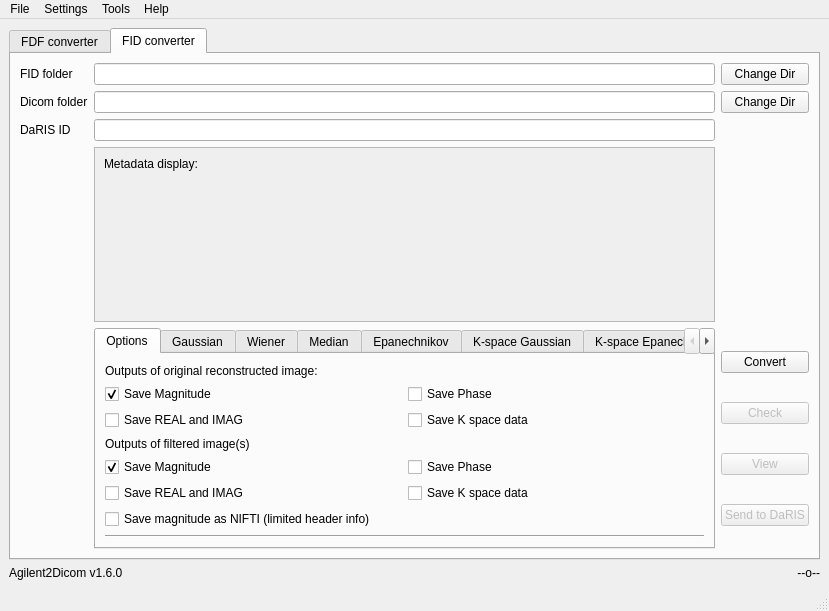
Above: Agilent2DicomQt.ui from maeager/Agilent2Dicom before the change. Below: the same form after it.
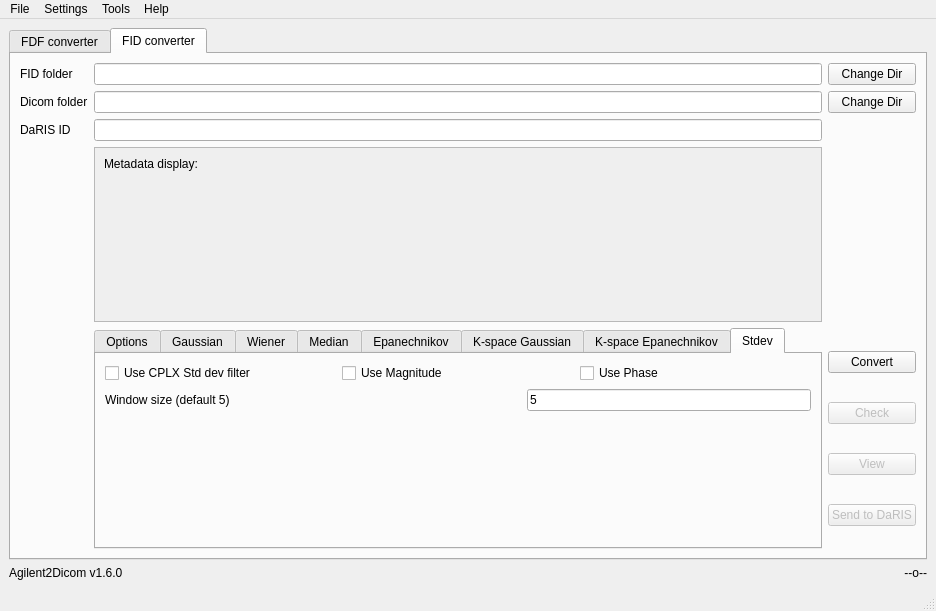
That is the form after the change. The open tabs and pages were chosen to show the change.

Commit message: Implement standard deviation filter in shell, python and GUI scripts

```diff
--- a/Agilent2DicomQt.ui
+++ b/Agilent2DicomQt.ui
@@ -6,7 +6,7 @@
    <rect>
     <x>0</x>
     <y>0</y>
-    <width>829</width>
+    <width>936</width>
     <height>611</height>
    </rect>
   </property>
@@ -1624,6 +1624,99 @@
                     </item>
                    </layout>
                   </item>
+                  <item>
+                   <spacer name="verticalSpacer_5">
+                    <property name="orientation">
+                     <enum>Qt::Vertical</enum>
+                    </property>
+                    <property name="sizeHint" stdset="0">
+                     <size>
+                      <width>20</width>
+                      <height>40</height>
+                     </size>
+                    </property>
+                   </spacer>
+                  </item>
+                 </layout>
+                </item>
+               </layout>
+              </widget>
+              <widget class="QWidget" name="tab_6">
+               <attribute name="title">
+                <string>Stdev</string>
+               </attribute>
+               <layout class="QVBoxLayout" name="verticalLayout_11">
+                <item>
+                 <layout class="QGridLayout" name="gridLayout">
+                  <item row="0" column="0">
+                   <layout class="QHBoxLayout" name="horizontalLayout_10">
+                    <item>
+                     <widget class="QCheckBox" name="checkBox_stdev_cplx">
+                      <property name="text">
+                       <string>Use CPLX Std dev filter</string>
+                      </property>
+                     </widget>
+                    </item>
+                    <item>
+                     <widget class="QCheckBox" name="checkBox_stdev_magn">
+                      <property name="text">
+                       <string>Use Magnitude</string>
+                      </property>
+                     </widget>
+                    </item>
+                    <item>
+                     <widget class="QCheckBox" name="checkBox_stdev_phase">
+                      <property name="text">
+                       <string>Use Phase</string>
+                      </property>
+                     </widget>
+                    </item>
+                   </layout>
+                  </item>
+                  <item row="1" column="0">
+                   <layout class="QHBoxLayout" name="horizontalLayout_11">
+                    <item>
+                     <widget class="QLabel" name="stdev_window_size">
+                      <property name="text">
+                       <string>Window size (default 5)  </string>
+                      </property>
+                     </widget>
+                    </item>
+                    <item>
+                     <spacer name="horizontalSpacer_6">
+                      <property name="orientation">
+                       <enum>Qt::Horizontal</enum>
+                      </property>
+                      <property name="sizeHint" stdset="0">
+                       <size>
+                        <width>40</width>
+                        <height>20</height>
+                       </size>
+                      </property>
+                     </spacer>
+                    </item>
+                    <item>
+                     <widget class="QLineEdit" name="lineEdit_2">
+                      <property name="text">
+                       <string>5</string>
+                      </property>
+                     </widget>
+                    </item>
+                   </layout>
+                  </item>
+                  <item row="2" column="0">
+                   <spacer name="verticalSpacer_6">
+                    <property name="orientation">
+                     <enum>Qt::Vertical</enum>
+                    </property>
+                    <property name="sizeHint" stdset="0">
+                     <size>
+                      <width>20</width>
+                      <height>40</height>
+                     </size>
+                    </property>
+                   </spacer>
+                  </item>
                  </layout>
                 </item>
                </layout>
@@ -1642,7 +1735,7 @@
               <rect>
                <x>0</x>
                <y>0</y>
-               <width>592</width>
+               <width>699</width>
                <height>138</height>
               </rect>
              </property>
@@ -1710,7 +1803,7 @@
     <rect>
      <x>0</x>
      <y>0</y>
-     <width>829</width>
+     <width>936</width>
      <height>25</height>
     </rect>
    </property>
```
Left out of the diff: 78 changed lines with no effect on the pictures. The commit also changes 6 other files.
